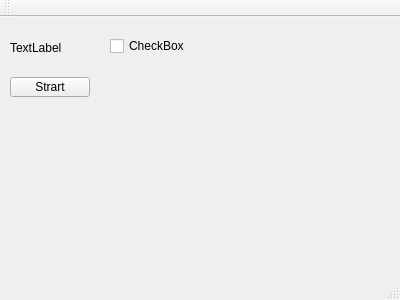
The window that mainwindow.ui (kevin14144/MultiThread) describes before a commit, drawn with Qt 5.
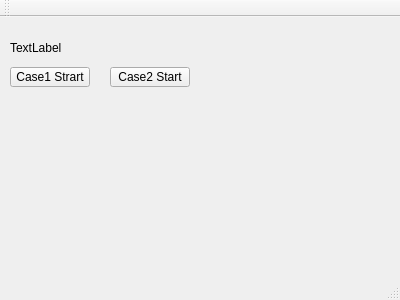
The same window after the commit.

```diff
--- a/mainwindow.ui
+++ b/mainwindow.ui
@@ -19,7 +19,7 @@
      <rect>
       <x>10</x>
       <y>20</y>
-      <width>141</width>
+      <width>91</width>
       <height>21</height>
      </rect>
     </property>
@@ -31,26 +31,26 @@
     <property name="geometry">
      <rect>
       <x>10</x>
-      <y>60</y>
+      <y>50</y>
       <width>80</width>
       <height>20</height>
      </rect>
     </property>
     <property name="text">
-     <string>Strart</string>
+     <string>Case1 Strart</string>
     </property>
    </widget>
-   <widget class="QCheckBox" name="checkBox">
+   <widget class="QPushButton" name="RunClassFunction">
     <property name="geometry">
      <rect>
       <x>110</x>
-      <y>20</y>
-      <width>75</width>
-      <height>18</height>
+      <y>50</y>
+      <width>80</width>
+      <height>20</height>
      </rect>
     </property>
     <property name="text">
-     <string>CheckBox</string>
+     <string>Case2 Start</string>
     </property>
    </widget>
   </widget>
```
Left out of the diff: 2 changed lines with no effect on the pictures.
